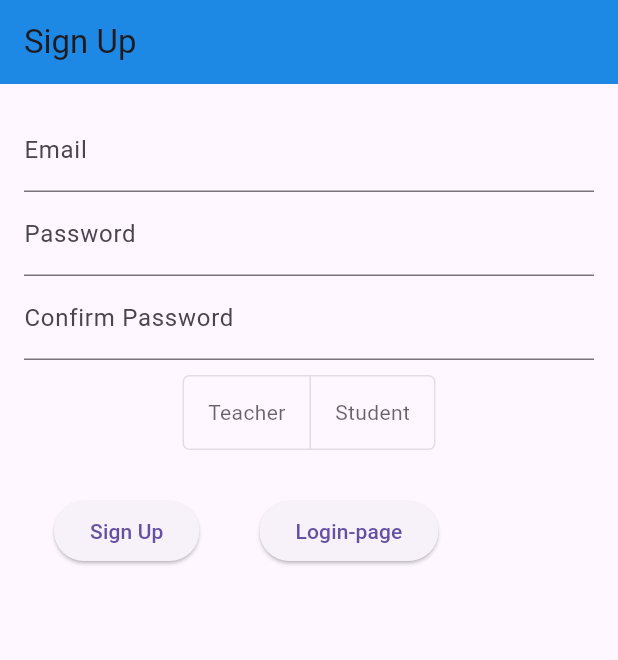
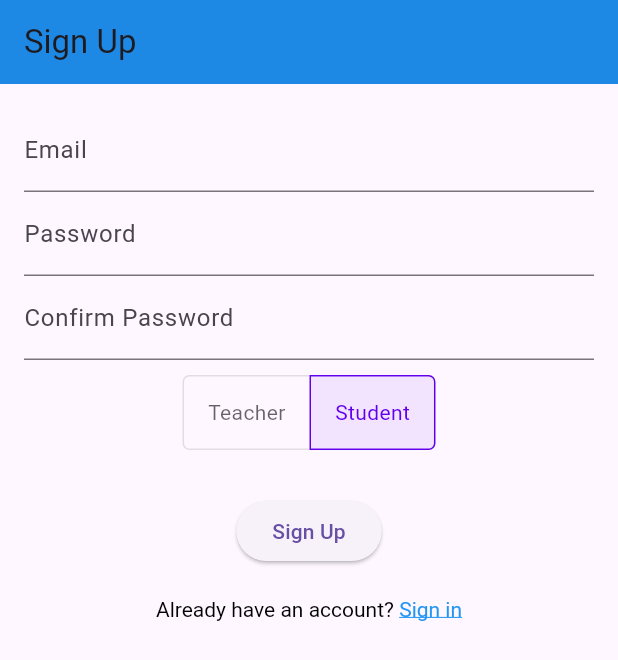
Before and after one commit to SrujanaBudiga/Tharagathi, a Flutter app: the SignUpScreen screen opened directly, on a phone screen of 412 x 824 dp. Shown: the top 660 px of the screen. Run offline on Flutter 3.47's test engine with Material 3 defaults, Android fonts, the phone set to English and light mode, and no system bars; our stand-ins replace cloud_firestore, firebase_auth, firebase_core; missing offline and left inert: com.example.tharagathi, googleapis; accounts and stored records are empty.

Commit message:
new signup and login texts

```diff
--- a/lib/screens/sign_up_screen.dart
+++ b/lib/screens/sign_up_screen.dart
@@ -1,3 +1,4 @@
+import 'package:flutter/gestures.dart';
 import 'package:flutter/material.dart';
 import 'package:googleapis/acmedns/v1.dart';
 import 'package:provider/provider.dart';
@@ -33,11 +34,20 @@ class _SignUpScreenState extends State<SignUpScreen> {
   // late bool _isTeacher = false;
   bool _isTeacher = false;
   late List<bool> isSelected = [];
+  final TapGestureRecognizer _tapGestureRecognizer = TapGestureRecognizer();
 
   @override
   void initState() {
-    widget.texts.forEach((e) => isSelected.add(false));
+    isSelected = List.generate(widget.texts.length, (index) => index == 1);
     _isTeacher = false;
+    _tapGestureRecognizer.onTap = () {
+      Navigator.pushReplacement(
+        context,
+        MaterialPageRoute(
+          builder: (context) => LoginScreen(),
+        ),
+      );
+    };
     super.initState();
   }
 
@@ -150,7 +160,7 @@ class _SignUpScreenState extends State<SignUpScreen> {
                   ),
                 ),
               ),
-              Row(
+              Column(
                 children: [
                   Padding(
                     padding: const EdgeInsets.all(20.0),
@@ -168,18 +178,22 @@ class _SignUpScreenState extends State<SignUpScreen> {
                     ),
                   ),
                   //just for testing to go back to login page
-                  Padding(
-                    padding: const EdgeInsets.all(20.0),
-                    child: ElevatedButton(
-                      onPressed: () async {
-                        Navigator.pushReplacement(
-                          context,
-                          MaterialPageRoute(
-                            builder: (context) => LoginScreen(),
+                  RichText(
+                    text: TextSpan(
+                      children: [
+                        const TextSpan(
+                          text: 'Already have an account? ',
+                          style: TextStyle(color: Colors.black),
+                        ),
+                        TextSpan(
+                          text: 'Sign in',
+                          style: const TextStyle(
+                            color: Colors.blue,
+                            decoration: TextDecoration.underline,
                           ),
-                        );
-                      },
-                      child: const Text('Login-page'),
+                          recognizer: _tapGestureRecognizer,
+                        ),
+                      ],
                     ),
                   ),
                 ],
```
Also changed, not shown: lib/screens/login_screen.dart (+51 -15 lines).
